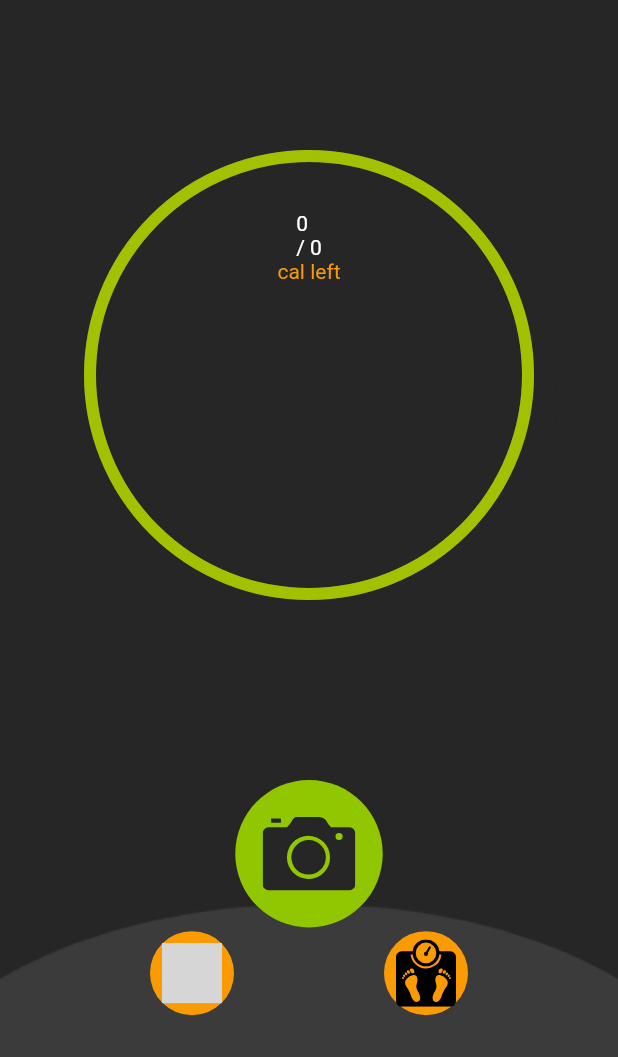
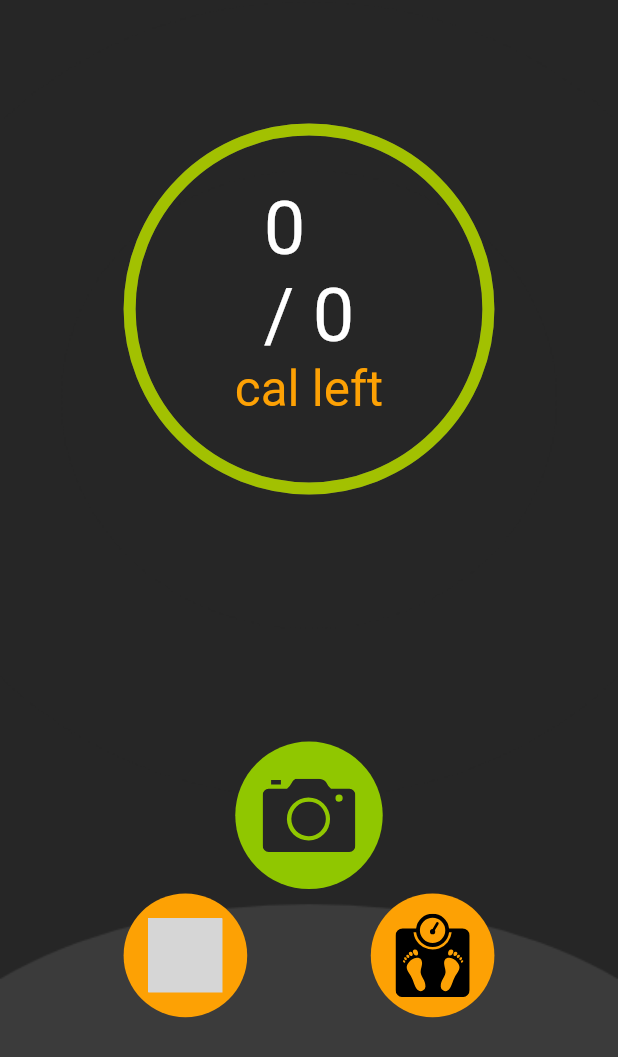
Before and after one commit to 2020sp93078/Calorie-Tracker, a Flutter app: the screen it shows once a user with an empty profile is signed in, on a phone screen of 412 x 824 dp. Shown: the top 1057 px of the screen. Run offline on Flutter 3.47's test engine with Material 2 defaults, Android fonts, the light colour scheme and no system bars; drawn by our look-alikes of percent_indicator; our stand-ins replace cloud_firestore, dio, firebase_auth, firebase_core, flutter_signin_button, flutter_svg and 6 more; missing offline and left inert: google_ml_kit; accounts and stored records are empty; project files that could hold a hidden picture were left out; grey boxes are pictures that could not be loaded.

Commit message:
Made home page responsive

```diff
--- a/lib/screens/home_screen/home_screen.dart
+++ b/lib/screens/home_screen/home_screen.dart
@@ -78,15 +78,15 @@ class _HomeScreenState extends State<HomeScreen> {
         ),
         child: Column(
           children: [
-            const SizedBox(
-              height: 100,
+            SizedBox(
+              height: Get.height * 0.1,
             ),
             DailyProgress(
               caloriesConsumed: _caloriesConsumed,
               totalCalories: _totalCalories,
             ),
-            const SizedBox(
-              height: 120,
+            SizedBox(
+              height: Get.height * 0.2,
             ),
             Column(
               children: [
--- a/lib/screens/home_screen/widgets/action_button.dart
+++ b/lib/screens/home_screen/widgets/action_button.dart
@@ -1,4 +1,3 @@
-import 'package:calorie_tracker/common/constants.dart';
 import 'package:flutter/material.dart';
 import 'package:flutter_svg/svg.dart';
 import 'package:get/get.dart';
@@ -17,12 +16,12 @@ class ActionButton extends StatelessWidget {
       child: Container(
         decoration: const BoxDecoration(
           shape: BoxShape.circle,
-          color: kOrange,
+          color: Color(0xFFFDA104),
         ),
-        padding: const EdgeInsets.all(8),
+        padding: EdgeInsets.all(Get.width * 0.04),
         child: SvgPicture.asset(
           svgPath,
-          width: 40,
+          width: Get.width * 0.12,
         ),
       ),
     );
--- a/lib/screens/home_screen/widgets/daily_progress.dart
+++ b/lib/screens/home_screen/widgets/daily_progress.dart
@@ -1,4 +1,3 @@
-import 'package:calorie_tracker/common/constants.dart';
 import 'package:flutter/material.dart';
 import 'package:get/get.dart';
 import 'package:percent_indicator/circular_percent_indicator.dart';
@@ -13,29 +12,29 @@ class DailyProgress extends StatelessWidget {
   @override
   Widget build(BuildContext context) {
     return CircularPercentIndicator(
-      radius: 300,
+      radius: Get.width * 0.6,
       lineWidth: 8.0,
       percent: (caloriesConsumed / totalCalories).clamp(0, 1),
       progressColor: ((caloriesConsumed / totalCalories) > 1)
           ? const Color(0xFFFDC402)
           : const Color(0xFFA2C101),
-      backgroundColor: kLightBlack,
+      backgroundColor: const Color(0xFF4E4E4E),
       center: Padding(
         padding: EdgeInsets.only(top: Get.height * 0.05),
         child: Column(
           children: [
             Text(
               '$caloriesConsumed \n/ $totalCalories',
-              style: const TextStyle(
-                fontSize: 14,
+              style: TextStyle(
+                fontSize: Get.width * 0.12,
                 color: Colors.white,
               ),
             ),
-            const Text(
+            Text(
               'cal left',
               style: TextStyle(
-                fontSize: 14,
-                color: kOrange,
+                fontSize: Get.width * 0.08,
+                color: const Color(0xFFFDA104),
               ),
             ),
           ],
```
